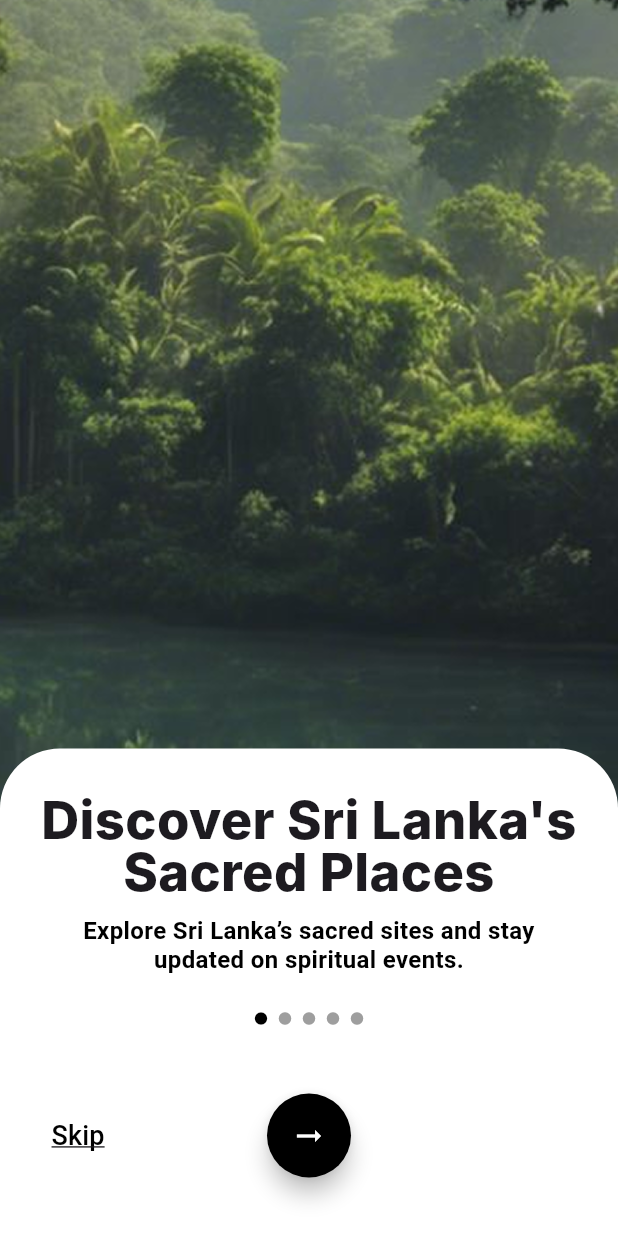
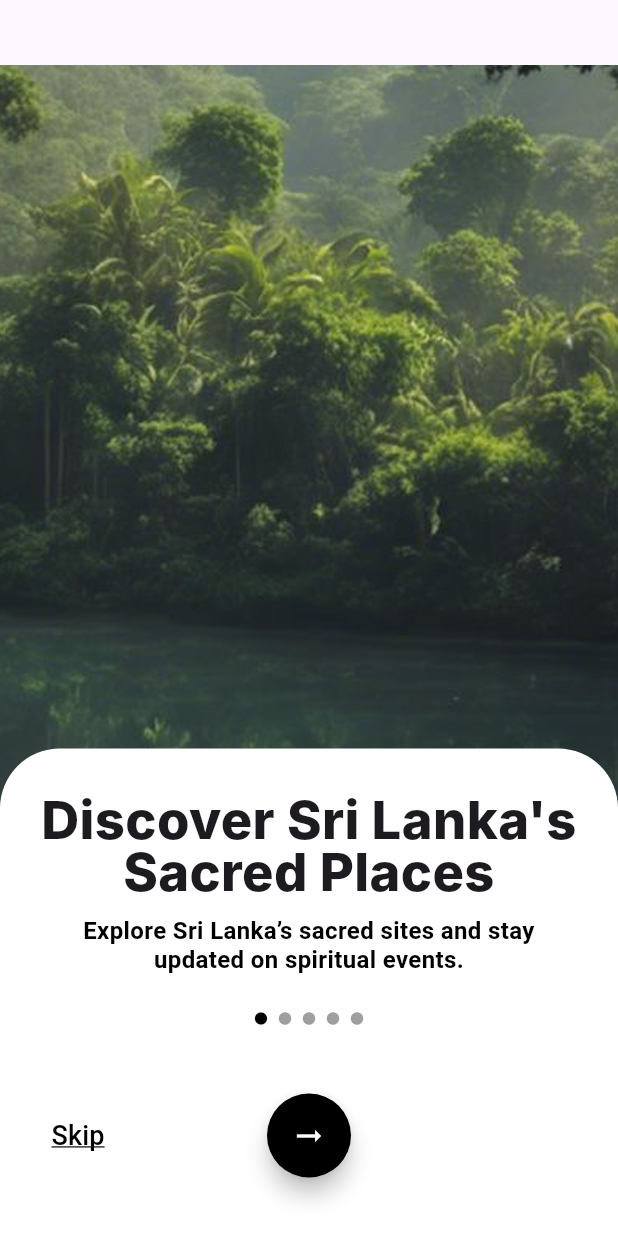
Before and after one commit to DaphneKodithuwakku/sriroute-frontend, a Flutter app: the screen it shows after launch, on a phone screen of 412 x 824 dp. Run offline on Flutter 3.47's test engine with Material 3 defaults, Android fonts, the phone set to English and light mode, and no system bars; Roboto replaces fonts that are missing (Inter).

Commit message:
Fixed the image background in welcomepage2.png as well

```diff
--- a/welcomepages/lib/welcomepage1.dart
+++ b/welcomepages/lib/welcomepage1.dart
@@ -11,7 +11,7 @@ class WelcomePage1 extends StatelessWidget {
         children: [
           // Background Image
           Positioned.fill(
-            child: Image.asset('assets/welcomepage1.png', fit: BoxFit.cover),
+            child: Image.asset('assets/welcomepage1.png', fit: BoxFit.fitWidth),
           ),
           // Bottom Card with Content
           Align(
```
